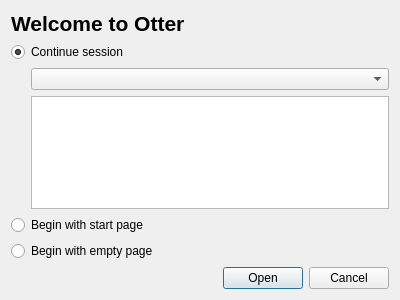
Before: the Qt Designer form src/ui/StartupDialog.ui in OtterBrowser/otter-browser, drawn with Qt 5.
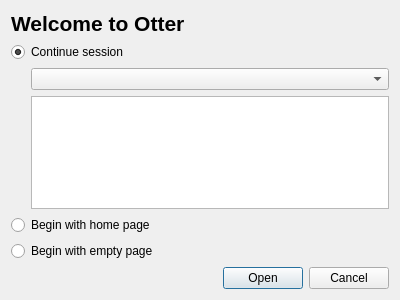
After: the same form once the commit is applied.

Patch:
```diff
--- a/src/ui/StartupDialog.ui
+++ b/src/ui/StartupDialog.ui
@@ -101,7 +101,7 @@
    <item>
     <widget class="QRadioButton" name="homePageButton">
      <property name="text">
-      <string>Begin with start page</string>
+      <string>Begin with home page</string>
      </property>
      <attribute name="buttonGroup">
       <string notr="true">buttonGroup</string>
```
